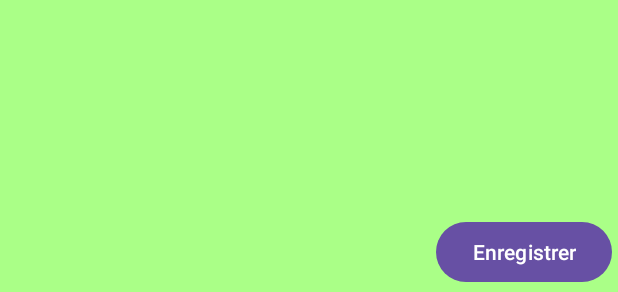
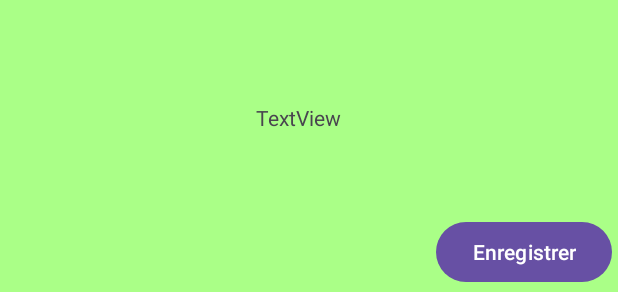
Before and after one commit to sabani1/TrivialPursuit, an Android app: the layout activity_points.xml on its own in the app's theme, with its tools: preview values and no code run, on a phone screen of 412 x 824 dp. Shown: the part 449-741 px from the top of the screen. Run offline under Robolectric (Android 15) with nearby library versions, the phone set to English and light mode, and no system bars.

Commit message:
6 modifie final final

```diff
--- a/app/src/main/java/fr/centralesupelec/galtier/trivialpursuit/PointsActivity.java
+++ b/app/src/main/java/fr/centralesupelec/galtier/trivialpursuit/PointsActivity.java
@@ -33,9 +33,12 @@ public class PointsActivity extends AppCompatActivity {
 
         TextView tv = findViewById(R.id.textView);
         TextView tvR = findViewById(R.id.textViewRecord);
+        TextView tvC = findViewById(R.id.textView2);
+
         Intent appelant = getIntent();
         int points = appelant.getIntExtra("p",0);
         int totalPoints = appelant.getIntExtra("q", 0);
+        int totalSearch = appelant.getIntExtra("r", 0);
         Button bouton = findViewById(R.id.buttonEnregistrer);
         EditText et = findViewById(R.id.editTextNom);
         et.setVisibility(VISIBLE);
@@ -66,6 +69,7 @@ public class PointsActivity extends AppCompatActivity {
         }
 
         tv.setText("Vous avez marqué "+ points +" points sur " + totalPoints+"\nScore: " + score);
+        tvC.setText("Vous avez utilisé Google " + totalSearch+ " fois.");
     }
 
     public void enregistrer(View view) {
--- a/app/src/main/res/layout/activity_points.xml
+++ b/app/src/main/res/layout/activity_points.xml
@@ -56,4 +56,15 @@
         app:layout_constraintHorizontal_bias="0.498"
         app:layout_constraintStart_toStartOf="parent"
         app:layout_constraintTop_toBottomOf="@+id/textView" />
+
+    <TextView
+        android:id="@+id/textView2"
+        android:layout_width="wrap_content"
+        android:layout_height="wrap_content"
+        android:text="TextView"
+        app:layout_constraintBottom_toTopOf="@+id/editTextNom"
+        app:layout_constraintEnd_toEndOf="parent"
+        app:layout_constraintHorizontal_bias="0.48"
+        app:layout_constraintStart_toStartOf="parent"
+        app:layout_constraintTop_toBottomOf="@+id/textViewRecord" />
 </androidx.constraintlayout.widget.ConstraintLayout>
```
